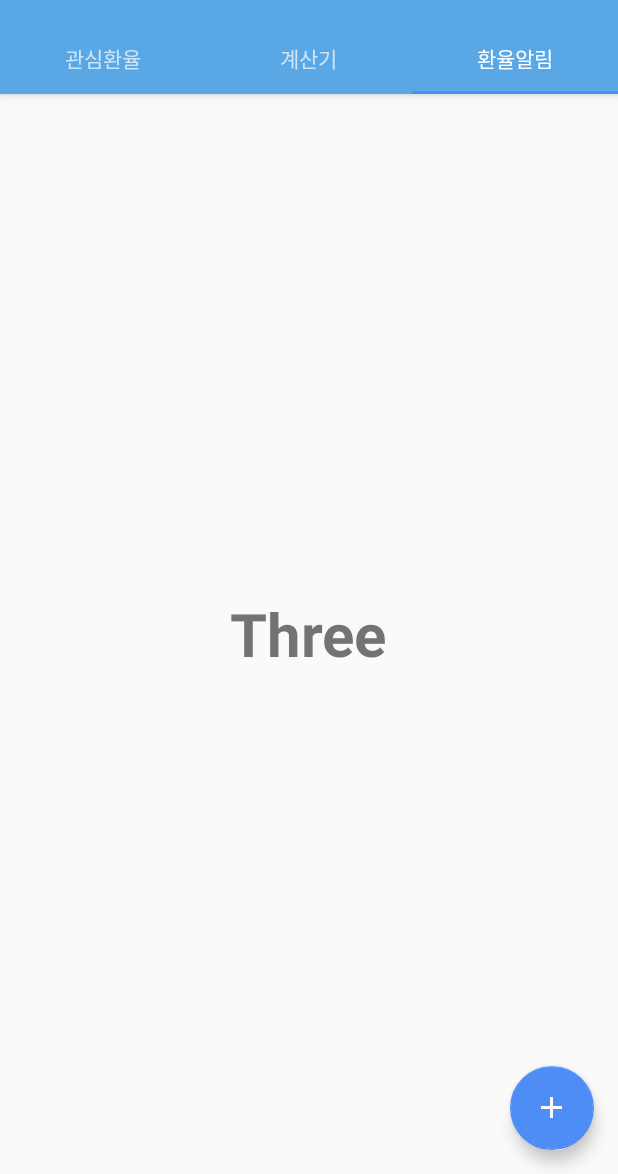
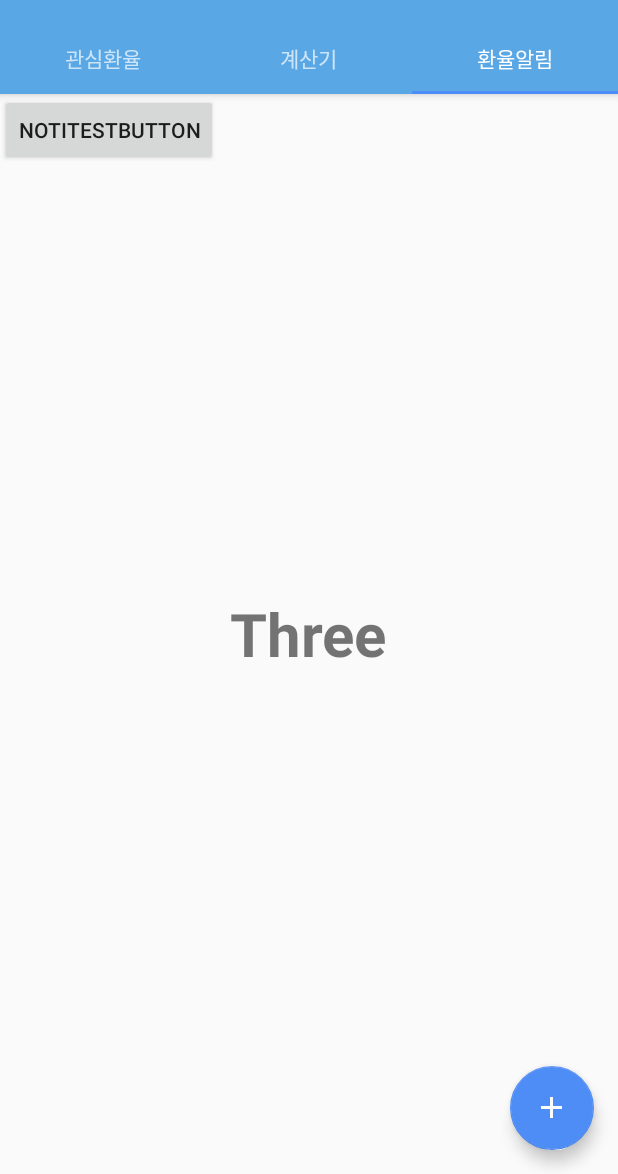
Before and after one commit to soulduse/exchange-rate-app, an Android app: the screen it shows after launch (MainActivity), tab 3 chosen, on a phone screen of 412 x 824 dp, the part 62-1236 px from its top. Run offline under Robolectric (Android 15) with nearby library versions, the phone set to English and light mode, and no system bars; our stand-ins replace AdMob; libraries missing offline, so code that uses them is left out: io.realm, io.realm.annotations; pictures from the network do not load; 40 statements that could not run were skipped.

Commit message:
made Notification test class

```diff
--- a/app/src/main/java/com/example/soul/exchange_app/activity/ThreeFragment.java
+++ b/app/src/main/java/com/example/soul/exchange_app/activity/ThreeFragment.java
@@ -1,11 +1,18 @@
 package com.example.soul.exchange_app.activity;
 
+import android.app.Notification;
+import android.app.NotificationManager;
+import android.app.PendingIntent;
+import android.content.Context;
+import android.content.Intent;
 import android.os.Bundle;
 import android.support.annotation.Nullable;
 import android.support.v4.app.Fragment;
+import android.support.v4.app.NotificationCompat;
 import android.view.LayoutInflater;
 import android.view.View;
 import android.view.ViewGroup;
+import android.widget.Button;
 
 import com.example.soul.exchange_app.R;
 
@@ -14,17 +21,46 @@ import com.example.soul.exchange_app.R;
  */
 
 public class ThreeFragment  extends Fragment {
+
+    private NotificationManager notificationManager;
+    private NotificationCompat.Builder notificationBuilder;
+    private Button button;
+
     public ThreeFragment() {
     }
 
     @Override
     public void onCreate(@Nullable Bundle savedInstanceState) {
         super.onCreate(savedInstanceState);
+
+        Intent intent = new Intent(getContext(), MainActivity.class);
+        PendingIntent pendingIntent = PendingIntent.getActivity(getContext(),
+                0, intent, PendingIntent.FLAG_UPDATE_CURRENT);
+        notificationManager = (NotificationManager) getContext().getSystemService(Context.NOTIFICATION_SERVICE);
+        notificationBuilder = new NotificationCompat.Builder(getContext())
+                .setSmallIcon(R.mipmap.ic_launcher)
+                .setContentTitle("오늘의 환율")
+                .setContentText("미국 달러 상승")
+                .setAutoCancel(true)
+                .setDefaults(Notification.DEFAULT_SOUND)
+                .setContentIntent(pendingIntent);
+
+
     }
 
     @Nullable
     @Override
     public View onCreateView(LayoutInflater inflater, @Nullable ViewGroup container, @Nullable Bundle savedInstanceState) {
-        return inflater.inflate(R.layout.fragment_three, container, false);
+        View view = inflater.inflate(R.layout.fragment_three, container, false);
+
+        button = (Button)view.findViewById(R.id.noti_test);
+        button.setOnClickListener(new View.OnClickListener() {
+            @Override
+            public void onClick(View v) {
+                notificationManager.notify(0, notificationBuilder.build());
+            }
+        });
+
+        return view;
     }
 }
--- a/app/src/main/res/layout/fragment_three.xml
+++ b/app/src/main/res/layout/fragment_three.xml
@@ -12,4 +12,10 @@
         android:textStyle="bold"
         android:layout_centerInParent="true"/>
 
+    <Button
+        android:id="@+id/noti_test"
+        android:layout_width="wrap_content"
+        android:layout_height="wrap_content"
+        android:text="notiTestButton"/>
+
 </RelativeLayout>
```
